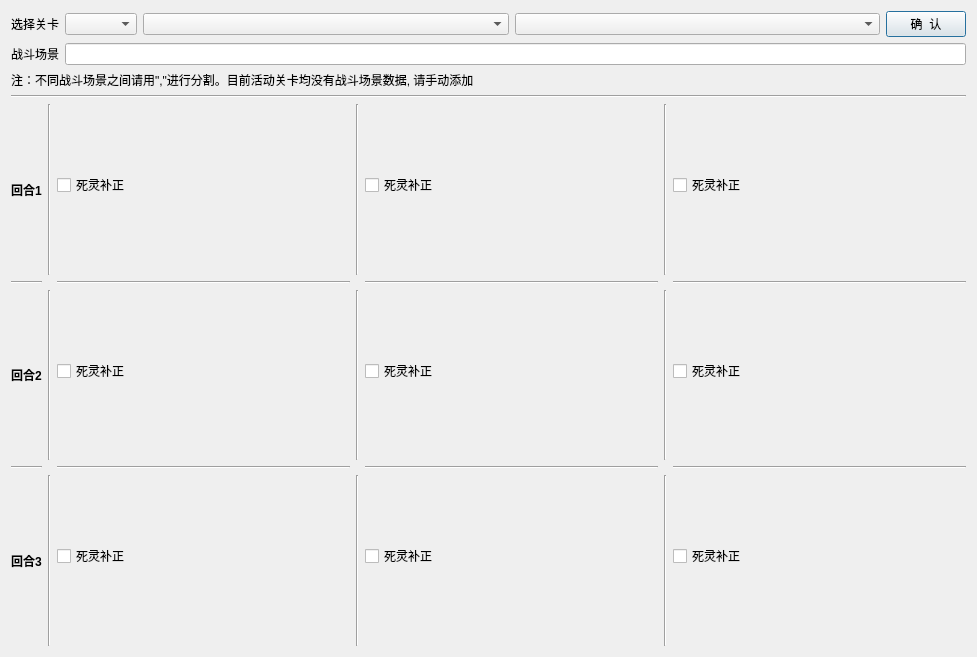
Old version of the form SelectLevelUi.ui in the repository lsq5i5j/fgo_teamup_win.
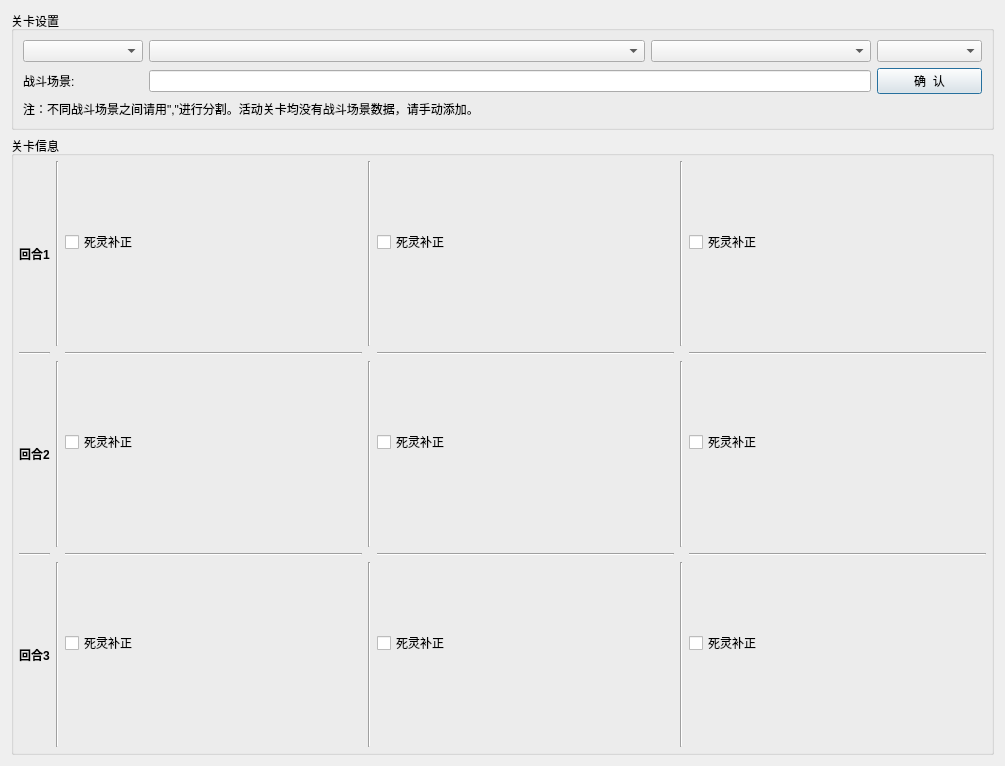
New version of the form.

Diff of the .ui file:
```diff
--- a/SelectLevelUi.ui
+++ b/SelectLevelUi.ui
@@ -6,8 +6,8 @@
    <rect>
     <x>0</x>
     <y>0</y>
-    <width>977</width>
-    <height>657</height>
+    <width>1005</width>
+    <height>766</height>
    </rect>
   </property>
   <property name="windowTitle">
@@ -15,17 +15,35 @@
   </property>
   <layout class="QVBoxLayout" name="verticalLayout">
    <item>
-    <layout class="QHBoxLayout" name="horizontalLayout">
+    <widget class="QGroupBox" name="groupBox">
+     <property name="title">
+      <string>关卡设置</string>
+     </property>
+     <layout class="QVBoxLayout" name="verticalLayout_2">
      <item>
-      <widget class="QLabel" name="label">
-       <property name="text">
-        <string>选择关卡</string>
+       <layout class="QHBoxLayout" name="horizontalLayout_13">
+        <item>
+         <widget class="QComboBox" name="box_choose_event">
+          <property name="sizePolicy">
+           <sizepolicy hsizetype="Minimum" vsizetype="Fixed">
+            <horstretch>0</horstretch>
+            <verstretch>0</verstretch>
+           </sizepolicy>
+          </property>
+          <property name="minimumSize">
+           <size>
+            <width>120</width>
+            <height>0</height>
+           </size>
+          </property>
+          <property name="maximumSize">
+           <size>
+            <width>120</width>
+            <height>16777215</height>
+           </size>
        </property>
       </widget>
      </item>
-     <item>
-      <widget class="QComboBox" name="box_choose_event"/>
-     </item>
      <item>
       <widget class="QComboBox" name="box_choose_section">
        <property name="sizePolicy">
@@ -45,17 +63,38 @@
      <item>
       <widget class="QComboBox" name="box_choose_level">
        <property name="sizePolicy">
-        <sizepolicy hsizetype="Expanding" vsizetype="Fixed">
+           <sizepolicy hsizetype="Preferred" vsizetype="Fixed">
          <horstretch>0</horstretch>
          <verstretch>0</verstretch>
         </sizepolicy>
        </property>
+          <property name="minimumSize">
+           <size>
+            <width>220</width>
+            <height>0</height>
+           </size>
+          </property>
+          <property name="maxVisibleItems">
+           <number>20</number>
+          </property>
       </widget>
      </item>
      <item>
-      <widget class="QPushButton" name="btn_confirm">
-       <property name="text">
-        <string>确  认</string>
+         <widget class="QComboBox" name="box_choose_level_sub">
+          <property name="sizePolicy">
+           <sizepolicy hsizetype="Minimum" vsizetype="Fixed">
+            <horstretch>0</horstretch>
+            <verstretch>0</verstretch>
+           </sizepolicy>
+          </property>
+          <property name="minimumSize">
+           <size>
+            <width>105</width>
+            <height>0</height>
+           </size>
+          </property>
+          <property name="maxVisibleItems">
+           <number>20</number>
        </property>
       </widget>
      </item>
@@ -65,30 +104,88 @@
     <layout class="QHBoxLayout" name="horizontalLayout_11">
      <item>
       <widget class="QLabel" name="label_3">
+          <property name="sizePolicy">
+           <sizepolicy hsizetype="Fixed" vsizetype="Preferred">
+            <horstretch>0</horstretch>
+            <verstretch>0</verstretch>
+           </sizepolicy>
+          </property>
+          <property name="minimumSize">
+           <size>
+            <width>120</width>
+            <height>0</height>
+           </size>
+          </property>
+          <property name="maximumSize">
+           <size>
+            <width>120</width>
+            <height>16777215</height>
+           </size>
+          </property>
        <property name="text">
-        <string>战斗场景</string>
+           <string>战斗场景:</string>
+          </property>
+          <property name="alignment">
+           <set>Qt::AlignLeading|Qt::AlignLeft|Qt::AlignVCenter</set>
        </property>
       </widget>
      </item>
      <item>
       <widget class="QLineEdit" name="line_battle_ground"/>
      </item>
-    </layout>
-   </item>
+        <item>
+         <widget class="QPushButton" name="btn_confirm">
+          <property name="sizePolicy">
+           <sizepolicy hsizetype="Fixed" vsizetype="Fixed">
+            <horstretch>0</horstretch>
+            <verstretch>0</verstretch>
+           </sizepolicy>
+          </property>
+          <property name="minimumSize">
+           <size>
+            <width>105</width>
+            <height>0</height>
+           </size>
+          </property>
+          <property name="text">
+           <string>确  认</string>
+          </property>
+         </widget>
+        </item>
+       </layout>
+      </item>
+      <item>
+       <layout class="QHBoxLayout" name="horizontalLayout">
    <item>
     <widget class="QLabel" name="label_2">
      <property name="text">
-      <string>注：不同战斗场景之间请用&quot;,&quot;进行分割。目前活动关卡均没有战斗场景数据, 请手动添加</string>
-     </property>
+           <string>注：不同战斗场景之间请用&quot;,&quot;进行分割。活动关卡均没有战斗场景数据，请手动添加。</string>
+          </property>
+         </widget>
+        </item>
+       </layout>
+      </item>
+     </layout>
     </widget>
    </item>
    <item>
-    <widget class="Line" name="line">
-     <property name="orientation">
-      <enum>Qt::Horizontal</enum>
+    <widget class="QGroupBox" name="groupBox_2">
+     <property name="title">
+      <string>关卡信息</string>
      </property>
-    </widget>
-   </item>
+     <layout class="QVBoxLayout" name="verticalLayout_10">
+      <property name="leftMargin">
+       <number>5</number>
+      </property>
+      <property name="topMargin">
+       <number>5</number>
+      </property>
+      <property name="rightMargin">
+       <number>5</number>
+      </property>
+      <property name="bottomMargin">
+       <number>5</number>
+      </property>
    <item>
     <layout class="QGridLayout" name="gridLayout">
      <item row="5" column="3">
@@ -192,6 +289,12 @@
      </item>
      <item row="1" column="3">
       <widget class="Line" name="line_2">
+          <property name="frameShadow">
+           <enum>QFrame::Sunken</enum>
+          </property>
+          <property name="lineWidth">
+           <number>1</number>
+          </property>
        <property name="orientation">
         <enum>Qt::Vertical</enum>
        </property>
@@ -691,6 +794,9 @@
       </widget>
      </item>
     </layout>
+      </item>
+     </layout>
+    </widget>
    </item>
   </layout>
  </widget>
```
Left out of the diff: 3 changed lines with no effect on the pictures. Lines whose indentation alone changed are shown as unchanged.
